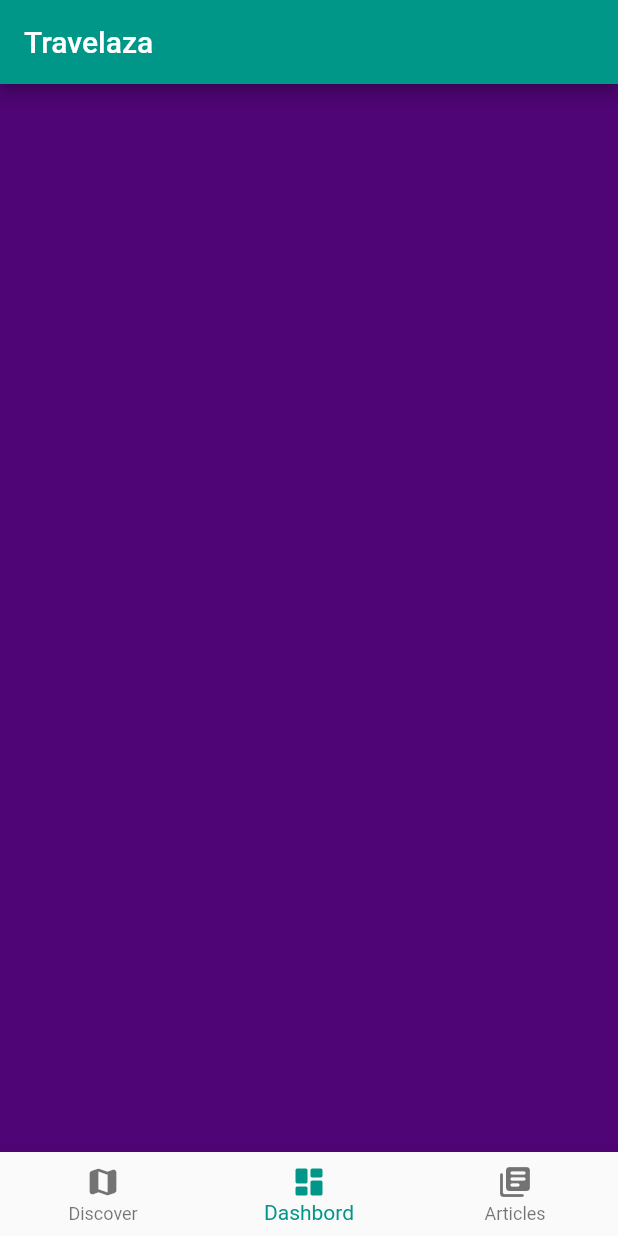
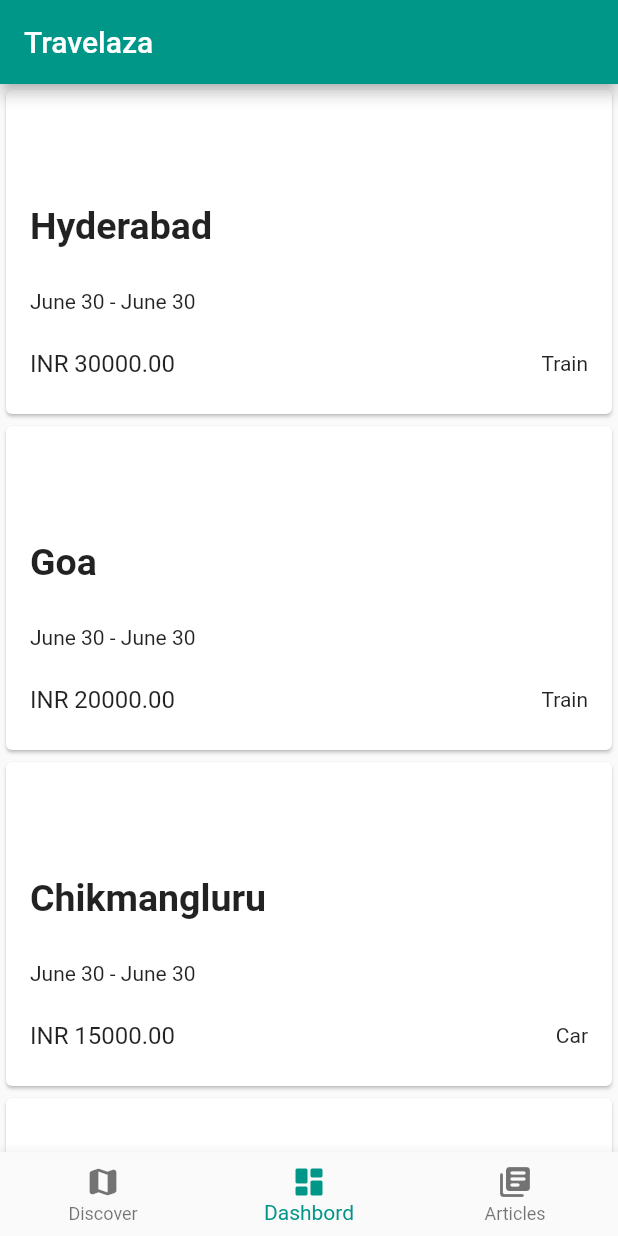
Before and after one commit to yoonus47/travelaza, a Flutter app: the screen it shows after launch, item 2 of the bottom bar chosen, on a phone screen of 412 x 824 dp. Run offline on Flutter 3.47's test engine with Material 2 defaults, Android fonts, the light colour scheme and no system bars.

Commit message:
added trip cards basic

```diff
--- /dev/null
+++ b/lib/Trip.dart
@@ -0,0 +1,9 @@
+class Trip {
+  final String title;
+  final DateTime startDate;
+  final DateTime endDate;
+  final double budget;
+  final String travelType;
+
+  Trip(this.title, this.startDate, this.endDate, this.budget, this.travelType);
+}
--- /dev/null
+++ b/lib/dashbord_view.dart
@@ -0,0 +1,78 @@
+import 'package:flutter/material.dart';
+import 'package:intl/intl.dart';
+import 'Trip.dart';
+
+class DashbordView extends StatelessWidget {
+  final List<Trip> tripsList = [
+    Trip("Hyderabad", DateTime.now(), DateTime.now(), 30000.0, "Train"),
+    Trip("Goa", DateTime.now(), DateTime.now(), 20000.0, "Train"),
+    Trip("Chikmangluru", DateTime.now(), DateTime.now(), 15000.0, "Car"),
+    Trip("Delhi", DateTime.now(), DateTime.now(), 25000.0, "Flight"),
+    Trip("Chennai", DateTime.now(), DateTime.now(), 20000.0, "Flight"),
+  ];
+  @override
+  Widget build(BuildContext context) {
+    return Container(
+      child: new ListView.builder(
+          itemCount: tripsList.length,
+          itemBuilder: (BuildContext context, int index) =>
+              buildTripCard(context, index)),
+    );
+  }
+
+  Widget buildTripCard(BuildContext context, int index) {
+    final trip = tripsList[index];
+
+    return Container(
+      child: Card(
+        child: Padding(
+          padding: const EdgeInsets.all(16.0),
+          child: Column(
+            children: <Widget>[
+              Padding(
+                padding: const EdgeInsets.fromLTRB(0, 60.0, 0, 20.0),
+                child: Row(
+                  children: [
+                    Text(
+                      trip.title,
+                      style: TextStyle(
+                        fontWeight: FontWeight.bold,
+                        fontSize: 25.0,
+                      ),
+                    ),
+                    Spacer()
+                  ],
+                ),
+              ),
+              Padding(
+                padding: const EdgeInsets.fromLTRB(0, 8.0, 0, 8.0),
+                child: Row(
+                  children: [
+                    Text(
+                        "${DateFormat('MMMMd').format(trip.startDate).toString()} - ${DateFormat('MMMMd').format(trip.endDate).toString()}"),
+                    Spacer(),
+                  ],
+                ),
+              ),
+              Padding(
+                padding: const EdgeInsets.fromLTRB(0, 16.0, 0, 8.0),
+                child: Row(
+                  children: [
+                    Text(
+                      "INR ${trip.budget.toStringAsFixed(2)}",
+                      style: TextStyle(fontSize: 16.0),
+                    ),
+                    Spacer(),
+                    Text(trip.travelType),
+                  ],
+                ),
+              )
+
+              //
+            ],
+          ),
+        ),
+      ),
+    );
+  }
+}
--- a/lib/home_widget.dart
+++ b/lib/home_widget.dart
@@ -1,4 +1,5 @@
 import 'package:flutter/material.dart';
+import 'package:travelaza/dashbord_view.dart';
 import 'pages.dart';
 
 class Home extends StatefulWidget {
@@ -10,7 +11,7 @@ class _HomeState extends State<Home> {
   int _currentIndex = 0;
   final List<Widget> _children = [
     DiscoverPage(),
-    DashbordPage(),
+    DashbordView(),
     ArticlesPage(),
   ];
 
--- a/lib/pages.dart
+++ b/lib/pages.dart
@@ -5,15 +5,6 @@ class DiscoverPage extends StatelessWidget {
   Widget build(BuildContext context) {
     return Container(
       color: Color.fromARGB(255, 2, 66, 118),
-    );
-  }
-}
-
-class DashbordPage extends StatelessWidget {
-  @override
-  Widget build(BuildContext context) {
-    return Container(
-      color: Color.fromARGB(255, 79, 5, 117),
     );
   }
 }
--- a/pubspec.yaml
+++ b/pubspec.yaml
@@ -3,7 +3,7 @@ description: A new Flutter project.
 
 # The following line prevents the package from being accidentally published to
 # pub.dev using `flutter pub publish`. This is preferred for private packages.
-publish_to: 'none' # Remove this line if you wish to publish to pub.dev
+publish_to: "none" # Remove this line if you wish to publish to pub.dev
 
 # The following defines the version and build number for your application.
 # A version number is three numbers separated by dots, like 1.2.43
@@ -30,10 +30,10 @@ dependencies:
   flutter:
     sdk: flutter
 
-
   # The following adds the Cupertino Icons font to your application.
   # Use with the CupertinoIcons class for iOS style icons.
   cupertino_icons: ^1.0.2
+  intl: ^0.17.0
 
 dev_dependencies:
   flutter_test:
@@ -51,7 +51,6 @@ dev_dependencies:
 
 # The following section is specific to Flutter.
 flutter:
-
   # The following line ensures that the Material Icons font is
   # included with your application, so that you can use the icons in
   # the material Icons class.
```
Also changed, not shown: pubspec.lock, 5 other files.
